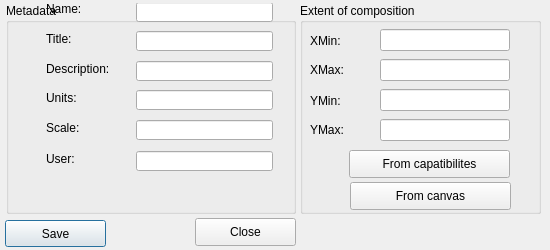
The window that dlg_editMap.ui (LESPROJEKT/qgis-layman-plugin) describes before a commit, drawn with Qt 5.
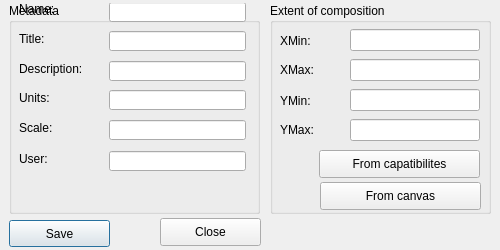
The same window after the commit.

Diff of the .ui file:
```diff
--- a/dlg_editMap.ui
+++ b/dlg_editMap.ui
@@ -9,7 +9,7 @@
    <rect>
     <x>0</x>
     <y>0</y>
-    <width>550</width>
+    <width>500</width>
     <height>250</height>
    </rect>
   </property>
@@ -21,13 +21,13 @@
   </property>
   <property name="minimumSize">
    <size>
-    <width>550</width>
+    <width>500</width>
     <height>250</height>
    </size>
   </property>
   <property name="maximumSize">
    <size>
-    <width>550</width>
+    <width>500</width>
     <height>250</height>
    </size>
   </property>
@@ -37,7 +37,7 @@
   <widget class="QPushButton" name="pushButton_save">
    <property name="geometry">
     <rect>
-     <x>5</x>
+     <x>9</x>
      <y>220</y>
      <width>101</width>
      <height>27</height>
@@ -50,7 +50,7 @@
   <widget class="QPushButton" name="pushButton_close">
    <property name="geometry">
     <rect>
-     <x>195</x>
+     <x>160</x>
      <y>218</y>
      <width>101</width>
      <height>28</height>
@@ -63,9 +63,9 @@
   <widget class="QGroupBox" name="groupBox">
    <property name="geometry">
     <rect>
-     <x>300</x>
+     <x>270</x>
      <y>3</y>
-     <width>241</width>
+     <width>221</width>
      <height>211</height>
     </rect>
    </property>
@@ -194,9 +194,9 @@
   <widget class="QGroupBox" name="groupBox_2">
    <property name="geometry">
     <rect>
-     <x>6</x>
+     <x>9</x>
      <y>3</y>
-     <width>290</width>
+     <width>251</width>
      <height>211</height>
     </rect>
    </property>
@@ -206,7 +206,7 @@
    <widget class="QLabel" name="label_5">
     <property name="geometry">
      <rect>
-      <x>40</x>
+      <x>10</x>
       <y>117</y>
       <width>51</width>
       <height>16</height>
@@ -219,7 +219,7 @@
    <widget class="QLineEdit" name="lineEdit_scale">
     <property name="geometry">
      <rect>
-      <x>130</x>
+      <x>100</x>
       <y>117</y>
       <width>137</width>
       <height>20</height>
@@ -232,7 +232,7 @@
    <widget class="QLineEdit" name="lineEdit_name">
     <property name="geometry">
      <rect>
-      <x>130</x>
+      <x>100</x>
       <y>-1</y>
       <width>137</width>
       <height>20</height>
@@ -245,7 +245,7 @@
    <widget class="QLabel" name="label_6">
     <property name="geometry">
      <rect>
-      <x>40</x>
+      <x>10</x>
       <y>148</y>
       <width>61</width>
       <height>16</height>
@@ -258,7 +258,7 @@
    <widget class="QLabel" name="label">
     <property name="geometry">
      <rect>
-      <x>40</x>
+      <x>10</x>
       <y>58</y>
       <width>71</width>
       <height>16</height>
@@ -271,7 +271,7 @@
    <widget class="QLabel" name="label_3">
     <property name="geometry">
      <rect>
-      <x>40</x>
+      <x>10</x>
       <y>28</y>
       <width>61</width>
       <height>16</height>
@@ -284,7 +284,7 @@
    <widget class="QLineEdit" name="lineEdit_abstract">
     <property name="geometry">
      <rect>
-      <x>130</x>
+      <x>100</x>
       <y>58</y>
       <width>137</width>
       <height>20</height>
@@ -294,7 +294,7 @@
    <widget class="QLineEdit" name="lineEdit_user">
     <property name="geometry">
      <rect>
-      <x>130</x>
+      <x>100</x>
       <y>148</y>
       <width>137</width>
       <height>20</height>
@@ -307,7 +307,7 @@
    <widget class="QLabel" name="label_4">
     <property name="geometry">
      <rect>
-      <x>40</x>
+      <x>10</x>
       <y>87</y>
       <width>61</width>
       <height>16</height>
@@ -320,7 +320,7 @@
    <widget class="QLabel" name="label_2">
     <property name="geometry">
      <rect>
-      <x>40</x>
+      <x>10</x>
       <y>-2</y>
       <width>61</width>
       <height>16</height>
@@ -333,7 +333,7 @@
    <widget class="QLineEdit" name="lineEdit_title">
     <property name="geometry">
      <rect>
-      <x>130</x>
+      <x>100</x>
       <y>28</y>
       <width>137</width>
       <height>20</height>
@@ -346,7 +346,7 @@
    <widget class="QLineEdit" name="lineEdit_units">
     <property name="geometry">
      <rect>
-      <x>130</x>
+      <x>100</x>
       <y>87</y>
       <width>137</width>
       <height>20</height>
```
